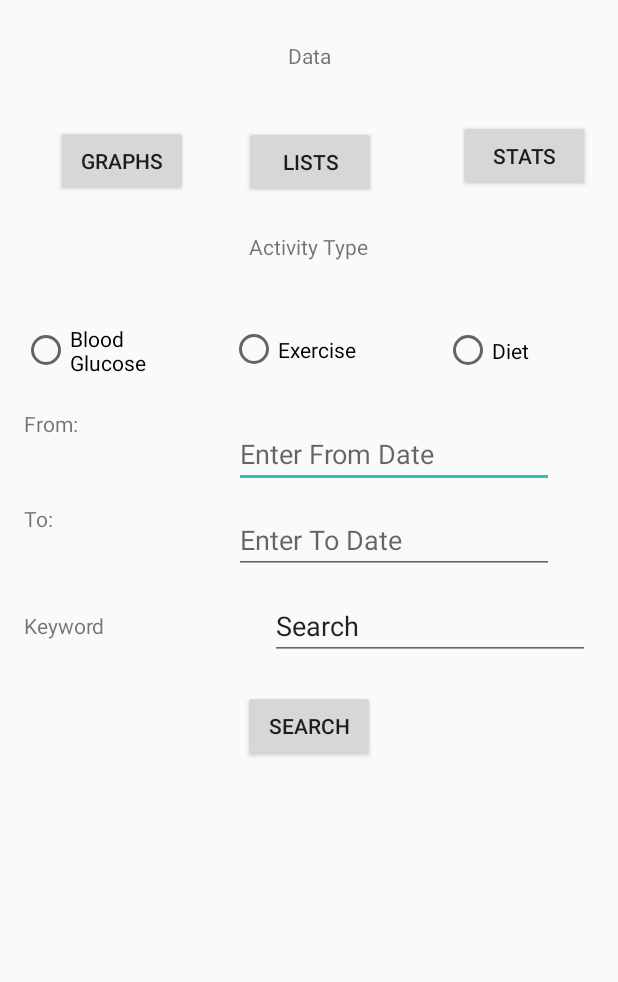
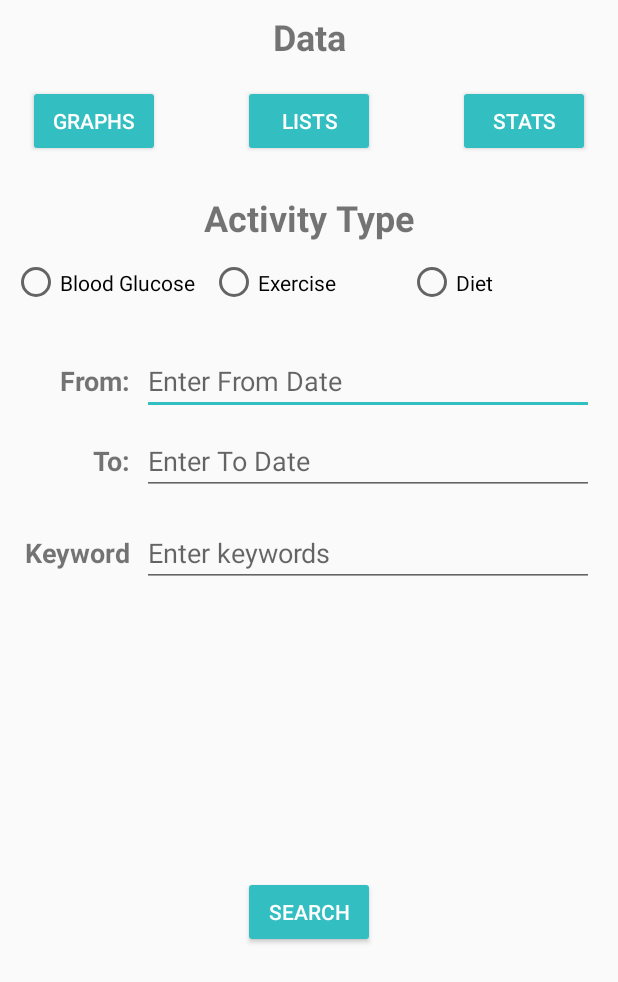
Before and after one commit to NJJeske/CS668AndroidDiabetesApp, an Android app: the layout retrieve_data.xml on its own in the app's theme, with its tools: preview values and no code run, on a phone screen of 412 x 824 dp. Shown: the top 982 px of the screen. Run offline under Robolectric (Android 15) with nearby library versions, the phone set to English and light mode, and no system bars.

Commit message:
added color schemes & normalized string names

```diff
--- a/app/src/main/res/layout/list_data.xml
+++ b/app/src/main/res/layout/list_data.xml
@@ -11,11 +11,10 @@
         android:layout_height="wrap_content"
         android:layout_marginBottom="8dp"
         android:layout_marginEnd="8dp"
-        android:layout_marginLeft="8dp"
-        android:layout_marginRight="8dp"
         android:layout_marginStart="8dp"
         android:layout_marginTop="8dp"
-        android:text="@string/listData"
+        android:text="@string/txtView_data"
+        android:textSize="@dimen/textView_titleSize"
         app:layout_constraintBottom_toTopOf="@+id/imageView"
         app:layout_constraintEnd_toEndOf="parent"
         app:layout_constraintStart_toStartOf="parent"
--- a/app/src/main/res/layout/retrieve_data.xml
+++ b/app/src/main/res/layout/retrieve_data.xml
@@ -1,226 +1,201 @@
 <?xml version="1.0" encoding="utf-8"?>
-<android.support.constraint.ConstraintLayout
-    xmlns:android="http://schemas.android.com/apk/res/android"
+<android.support.constraint.ConstraintLayout xmlns:android="http://schemas.android.com/apk/res/android"
     xmlns:app="http://schemas.android.com/apk/res-auto"
+    xmlns:tools="http://schemas.android.com/tools"
     android:layout_width="match_parent"
     android:layout_height="match_parent">
 
     <Button
+        style="@style/Widget.AppCompat.Button.Colored"
         android:id="@+id/btn_viewGraph"
         android:layout_width="wrap_content"
         android:layout_height="wrap_content"
-        android:layout_marginBottom="8dp"
         android:layout_marginEnd="8dp"
-        android:layout_marginLeft="8dp"
-        android:layout_marginRight="8dp"
         android:layout_marginStart="8dp"
-        android:layout_marginTop="8dp"
         android:text="@string/btn_graph"
-        app:layout_constraintBottom_toTopOf="@+id/rdBtn_bloodGlucose"
+        app:layout_constraintBaseline_toBaselineOf="@+id/btn_viewList"
         app:layout_constraintEnd_toStartOf="@+id/btn_viewList"
-        app:layout_constraintStart_toStartOf="parent"
-        app:layout_constraintTop_toTopOf="parent" />
+        app:layout_constraintHorizontal_bias="0.181"
+        app:layout_constraintStart_toStartOf="parent" />
 
     <Button
         android:id="@+id/btn_viewList"
+        style="@style/Widget.AppCompat.Button.Colored"
         android:layout_width="wrap_content"
         android:layout_height="wrap_content"
-        android:layout_marginBottom="8dp"
-        android:layout_marginTop="84dp"
+        android:layout_marginTop="16dp"
         android:text="@string/btn_lists"
-        app:layout_constraintBottom_toTopOf="@+id/rdBtn_exercise"
         app:layout_constraintEnd_toEndOf="@+id/txtView_dataTitle"
+        app:layout_constraintHorizontal_bias="0.517"
         app:layout_constraintStart_toStartOf="@+id/txtView_dataTitle"
-        app:layout_constraintTop_toTopOf="parent"
-        app:layout_constraintVertical_bias="0.0" />
+        app:layout_constraintTop_toBottomOf="@+id/txtView_dataTitle" />
 
     <Button
-        android:id="@+id/btn_Stats"
+        style="@style/Widget.AppCompat.Button.Colored"
+        android:id="@+id/btn_stats"
         android:layout_width="wrap_content"
         android:layout_height="wrap_content"
         android:layout_marginEnd="8dp"
-        android:layout_marginLeft="8dp"
-        android:layout_marginRight="8dp"
         android:layout_marginStart="8dp"
-        android:layout_marginTop="80dp"
         android:text="@string/btn_stats"
+        app:layout_constraintBaseline_toBaselineOf="@+id/btn_viewList"
         app:layout_constraintEnd_toEndOf="parent"
         app:layout_constraintHorizontal_bias="0.818"
-        app:layout_constraintStart_toEndOf="@+id/btn_viewList"
-        app:layout_constraintTop_toTopOf="parent" />
+        app:layout_constraintStart_toEndOf="@+id/btn_viewList" />
 
     <TextView
         android:id="@+id/txtView_dataTitle"
         android:layout_width="wrap_content"
         android:layout_height="wrap_content"
-        android:layout_marginBottom="108dp"
         android:layout_marginEnd="8dp"
-        android:layout_marginLeft="8dp"
-        android:layout_marginRight="8dp"
         android:layout_marginStart="8dp"
-        android:text="@string/listData"
-        app:layout_constraintBottom_toTopOf="@+id/txtView_dataActivity"
+        android:layout_marginTop="8dp"
+        android:text="@string/txtView_data"
+        android:textSize="@dimen/textView_titleSize"
+        android:textStyle="bold"
         app:layout_constraintEnd_toEndOf="parent"
         app:layout_constraintHorizontal_bias="0.501"
-        app:layout_constraintStart_toStartOf="parent" />
+        app:layout_constraintStart_toStartOf="parent"
+        app:layout_constraintTop_toTopOf="parent" />
 
     <TextView
         android:id="@+id/txtView_dataActivity"
         android:layout_width="wrap_content"
-        android:layout_height="wrap_content"
-        android:layout_marginBottom="40dp"
+        android:layout_height="0dp"
         android:layout_marginEnd="8dp"
-        android:layout_marginLeft="8dp"
-        android:layout_marginRight="8dp"
         android:layout_marginStart="8dp"
-        android:text="@string/activity"
-        app:layout_constraintBottom_toTopOf="@+id/rdBtn_exercise"
+        android:layout_marginTop="24dp"
+        android:text="@string/txtView_activity"
+        android:textSize="@dimen/textView_titleSize"
+        android:textStyle="bold"
         app:layout_constraintEnd_toEndOf="parent"
+        app:layout_constraintStart_toStartOf="parent"
+        app:layout_constraintTop_toBottomOf="@+id/btn_viewList" />
+
+    <RadioButton
+        android:id="@+id/rdBtn_bloodGlucose"
+        android:layout_width="0dp"
+        android:layout_height="38dp"
+        android:layout_marginStart="8dp"
+        android:text="@string/radio_blood_glucose"
+        app:layout_constraintBaseline_toBaselineOf="@+id/rdBtn_exercise"
+        app:layout_constraintEnd_toStartOf="@+id/rdBtn_exercise"
+        app:layout_constraintHorizontal_bias="0.5"
         app:layout_constraintStart_toStartOf="parent" />
 
     <RadioButton
-        android:id="@+id/rdBtn_bloodGlucose"
-        android:layout_width="112dp"
+        android:id="@+id/rdBtn_exercise"
+        android:layout_width="0dp"
         android:layout_height="38dp"
-        android:layout_marginEnd="8dp"
-        android:layout_marginLeft="8dp"
-        android:layout_marginRight="8dp"
-        android:layout_marginStart="8dp"
-        android:layout_marginTop="60dp"
-        android:text="@string/blood_glucose"
-        app:layout_constraintEnd_toStartOf="@+id/rdBtn_exercise"
-        app:layout_constraintHorizontal_bias="0.8"
-        app:layout_constraintStart_toStartOf="parent"
-        app:layout_constraintTop_toBottomOf="@+id/txtView_dataActivity"
-        app:layout_constraintTop_toTopOf="@+id/txtView_dataActivity" />
-
-    <RadioButton
-        android:id="@+id/rdBtn_exercise"
-        android:layout_width="112dp"
-        android:layout_height="38dp"
-        android:layout_marginBottom="28dp"
-        android:layout_marginEnd="24dp"
-        android:layout_marginLeft="12dp"
-        android:layout_marginRight="24dp"
-        android:layout_marginStart="12dp"
-        android:text="@string/exercise"
-        app:layout_constraintBottom_toTopOf="@+id/date_from"
+        android:layout_marginTop="8dp"
+        android:text="@string/radio_exercise"
         app:layout_constraintEnd_toStartOf="@+id/rdBtn_diet"
-        app:layout_constraintStart_toEndOf="@+id/rdBtn_bloodGlucose" />
+        app:layout_constraintHorizontal_bias="0.5"
+        app:layout_constraintStart_toEndOf="@+id/rdBtn_bloodGlucose"
+        app:layout_constraintTop_toBottomOf="@+id/txtView_dataActivity" />
 
     <RadioButton
         android:id="@+id/rdBtn_diet"
-        android:layout_width="112dp"
+        android:layout_width="0dp"
         android:layout_height="38dp"
-        android:layout_marginBottom="20dp"
-        android:layout_marginEnd="4dp"
-        android:layout_marginRight="4dp"
-        android:layout_marginTop="8dp"
-        android:text="@string/diet"
-        app:layout_constraintBottom_toTopOf="@+id/date_from"
+        android:layout_marginEnd="8dp"
+        android:text="@string/radio_diet"
+        app:layout_constraintBaseline_toBaselineOf="@+id/rdBtn_exercise"
         app:layout_constraintEnd_toEndOf="parent"
-        app:layout_constraintTop_toBottomOf="@+id/btn_Stats"
-        app:layout_constraintVertical_bias="0.912" />
+        app:layout_constraintHorizontal_bias="0.5"
+        app:layout_constraintStart_toEndOf="@+id/rdBtn_exercise" />
 
     <TextView
-        android:id="@+id/textView"
+        android:id="@+id/txtView_data_searchFrom"
         android:layout_width="wrap_content"
         android:layout_height="wrap_content"
-        android:layout_marginLeft="16dp"
-        android:layout_marginStart="16dp"
-        android:layout_marginTop="20dp"
-        android:text="@string/from"
-        app:layout_constraintStart_toStartOf="parent"
-        app:layout_constraintTop_toBottomOf="@+id/rdBtn_bloodGlucose" />
+        android:text="@string/txtView_search_from"
+        android:textAlignment="textEnd"
+        android:textSize="18sp"
+        android:textStyle="bold"
+        app:layout_constraintBaseline_toBaselineOf="@+id/editText_search_fromDate"
+        app:layout_constraintEnd_toEndOf="@+id/txtView_data_searchTo" />
 
     <TextView
-        android:id="@+id/textView2"
+        android:id="@+id/txtView_data_searchTo"
         android:layout_width="wrap_content"
-        android:layout_height="0dp"
-        android:layout_marginLeft="16dp"
-        android:layout_marginStart="16dp"
-        android:layout_marginTop="44dp"
-        android:text="@string/to"
-        app:layout_constraintStart_toStartOf="parent"
-        app:layout_constraintTop_toBottomOf="@+id/textView" />
+        android:layout_height="wrap_content"
+        android:text="@string/txtView_search_to"
+        android:textAlignment="textEnd"
+        android:textSize="18sp"
+        android:textStyle="bold"
+        app:layout_constraintBaseline_toBaselineOf="@+id/editText_search_toDate"
+        app:layout_constraintEnd_toEndOf="@+id/txtView_data_searchKeyword" />
 
     <EditText
-        android:id="@+id/date_from"
+        android:id="@+id/editText_search_fromDate"
+        android:layout_width="0dp"
+        android:layout_height="wrap_content"
+        android:layout_marginEnd="16dp"
+        android:layout_marginStart="8dp"
+        android:layout_marginTop="24dp"
+        android:ems="10"
+        android:hint="@string/hint_fromDate"
+        android:inputType="date"
+        app:layout_constraintEnd_toEndOf="parent"
+        app:layout_constraintHorizontal_bias="1.0"
+        app:layout_constraintStart_toEndOf="@+id/txtView_data_searchFrom"
+        app:layout_constraintTop_toBottomOf="@+id/rdBtn_exercise" />
+
+    <EditText
+        android:id="@+id/editText_search_toDate"
+        android:layout_width="0dp"
+        android:layout_height="wrap_content"
+        android:layout_marginEnd="16dp"
+        android:layout_marginStart="8dp"
+        android:layout_marginTop="8dp"
+        android:ems="10"
+        android:hint="@string/hint_toDate"
+        android:inputType="date"
+        app:layout_constraintEnd_toEndOf="parent"
+        app:layout_constraintStart_toEndOf="@+id/txtView_data_searchTo"
+        app:layout_constraintTop_toBottomOf="@+id/editText_search_fromDate" />
+
+    <EditText
+        android:id="@+id/editText_search_keyword"
+        android:layout_width="0dp"
+        android:layout_height="wrap_content"
+        android:layout_marginEnd="16dp"
+        android:layout_marginStart="8dp"
+        android:layout_marginTop="16dp"
+        android:ems="10"
+        android:hint="@string/hint_keyword"
+        android:inputType="textPersonName"
+        app:layout_constraintEnd_toEndOf="parent"
+        app:layout_constraintStart_toEndOf="@+id/txtView_data_searchKeyword"
+        app:layout_constraintTop_toBottomOf="@+id/editText_search_toDate" />
+
+    <TextView
+        android:id="@+id/txtView_data_searchKeyword"
         android:layout_width="wrap_content"
         android:layout_height="wrap_content"
-        android:layout_marginEnd="8dp"
-        android:layout_marginLeft="100dp"
-        android:layout_marginRight="8dp"
-        android:layout_marginStart="100dp"
-        android:layout_marginTop="152dp"
-        android:ems="10"
-        android:hint="@string/from_date"
-        android:inputType="date"
-        app:layout_constraintEnd_toEndOf="parent"
-        app:layout_constraintHorizontal_bias="0.111"
-        app:layout_constraintStart_toEndOf="@+id/textView"
-        app:layout_constraintTop_toBottomOf="@+id/btn_Stats" />
-
-    <EditText
-        android:id="@+id/date_to"
-        android:layout_width="wrap_content"
-        android:layout_height="wrap_content"
-        android:layout_marginEnd="8dp"
-        android:layout_marginLeft="116dp"
-        android:layout_marginRight="8dp"
-        android:layout_marginStart="116dp"
-        android:layout_marginTop="12dp"
-        android:ems="10"
-        android:hint="@string/to_date"
-        android:inputType="date"
-        app:layout_constraintEnd_toEndOf="parent"
-        app:layout_constraintHorizontal_bias="0.111"
-        app:layout_constraintStart_toEndOf="@+id/textView2"
-        app:layout_constraintTop_toBottomOf="@+id/date_from" />
-
-    <TextView
-        android:id="@+id/textView3"
-        android:layout_width="wrap_content"
-        android:layout_height="wrap_content"
-        android:layout_marginLeft="16dp"
         android:layout_marginStart="16dp"
-        android:layout_marginTop="52dp"
-        android:text="@string/keyword"
-        app:layout_constraintStart_toStartOf="parent"
-        app:layout_constraintTop_toBottomOf="@+id/textView2" />
+        android:text="@string/txtView_search_keyword"
+        android:textAlignment="textEnd"
+        android:textSize="18sp"
+        android:textStyle="bold"
+        app:layout_constraintBaseline_toBaselineOf="@+id/editText_search_keyword"
+        app:layout_constraintStart_toStartOf="parent" />
 
     <Button
+        style="@style/Widget.AppCompat.Button.Colored"
         android:id="@+id/btn_Search"
         android:layout_width="wrap_content"
         android:layout_height="wrap_content"
+        android:layout_marginBottom="8dp"
         android:layout_marginEnd="8dp"
-        android:layout_marginLeft="8dp"
-        android:layout_marginRight="8dp"
         android:layout_marginStart="8dp"
-        android:layout_marginTop="20dp"
+        android:layout_marginTop="8dp"
         android:text="@string/search"
+        app:layout_constraintBottom_toBottomOf="parent"
         app:layout_constraintEnd_toEndOf="parent"
         app:layout_constraintStart_toStartOf="parent"
-        app:layout_constraintTop_toBottomOf="@+id/plainText_search" />
-
-    <EditText
-        android:id="@+id/plainText_search"
-        android:layout_width="wrap_content"
-        android:layout_height="wrap_content"
-        android:layout_marginEnd="8dp"
-        android:layout_marginLeft="8dp"
-        android:layout_marginRight="8dp"
-        android:layout_marginStart="8dp"
-        android:layout_marginTop="12dp"
-        android:ems="10"
-        android:hint="@string/search"
-        android:inputType="textPersonName"
-        android:text="@string/search"
-        app:layout_constraintEnd_toEndOf="parent"
-        app:layout_constraintHorizontal_bias="0.903"
-        app:layout_constraintStart_toEndOf="@+id/textView3"
-        app:layout_constraintTop_toBottomOf="@+id/date_to" />
-
+        app:layout_constraintTop_toBottomOf="@+id/editText_search_keyword" />
 
 
 </android.support.constraint.ConstraintLayout>
--- a/app/src/main/res/values/dimens.xml
+++ b/app/src/main/res/values/dimens.xml
@@ -1,4 +1,5 @@
 <?xml version="1.0" encoding="utf-8"?>
 <resources>
     <dimen name="fab_margin">16dp</dimen>
+    <dimen name="textView_titleSize">24sp</dimen>
 </resources>
--- a/app/src/main/res/values/strings.xml
+++ b/app/src/main/res/values/strings.xml
@@ -1,19 +1,20 @@
 <resources>
     <string name="app_name">CS 668 Android Diabetes App</string>
-    <string name="listData">Data</string>
+    <string name="txtView_data">Data</string>
     <string name="btn_graph">GRAPHS</string>
     <string name="btn_lists">LISTS</string>
     <string name="btn_stats">STATS</string>
-    <string name="activity">Activity Type</string>
-    <string name="blood_glucose">Blood Glucose</string>
-    <string name="exercise">Exercise</string>
-    <string name="diet">Diet</string>
-    <string name="from">From:</string>
-    <string name="to">To:</string>
+    <string name="txtView_activity">Activity Type</string>
+    <string name="radio_blood_glucose">Blood Glucose</string>
+    <string name="radio_exercise">Exercise</string>
+    <string name="radio_diet">Diet</string>
+    <string name="txtView_search_from">From:</string>
+    <string name="txtView_search_to">To:</string>
     <string name="search">Search</string>
-    <string name="keyword">Keyword</string>
+    <string name="txtView_search_keyword">Keyword</string>
     <string name="graph_preview">Graph Preview</string>
-    <string name="from_date">Enter From Date</string>
-    <string name="to_date">Enter To Date</string>
+    <string name="hint_fromDate">Enter From Date</string>
+    <string name="hint_toDate">Enter To Date</string>
     <string name="appbar_scrolling_view_behavior">Menu</string>
+    <string name="hint_keyword">Enter keywords</string>
 </resources>
```
